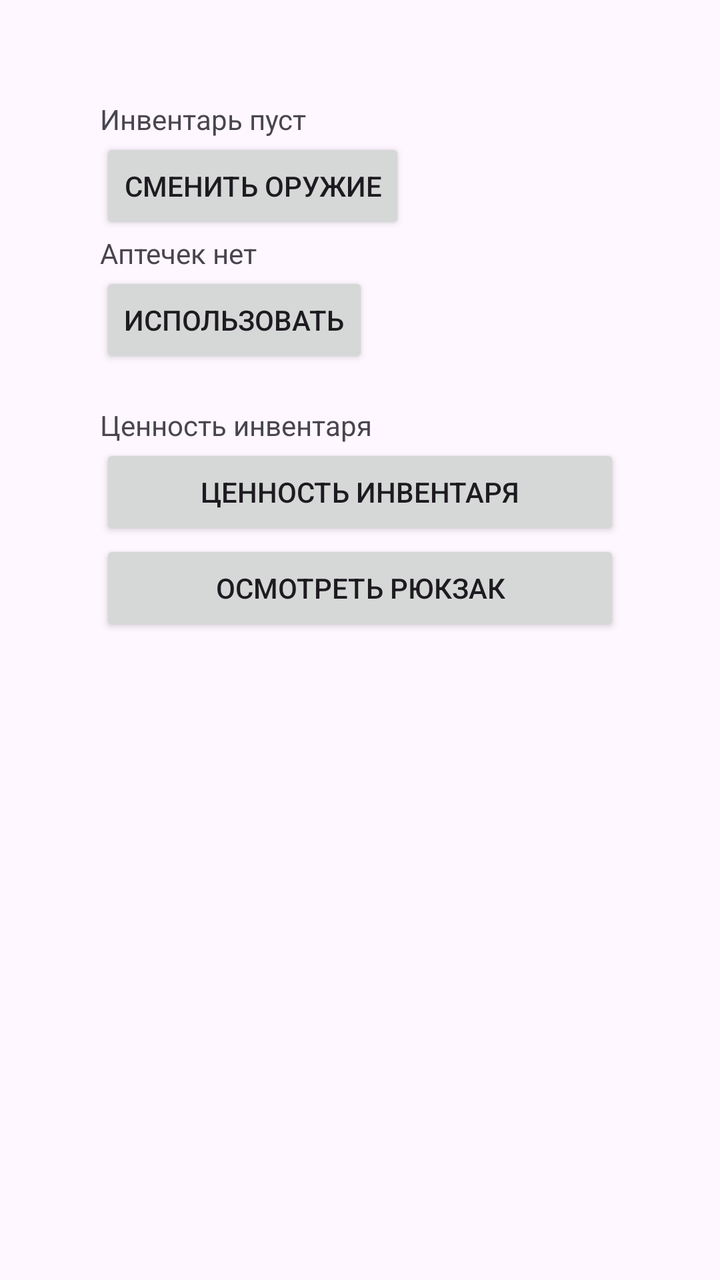
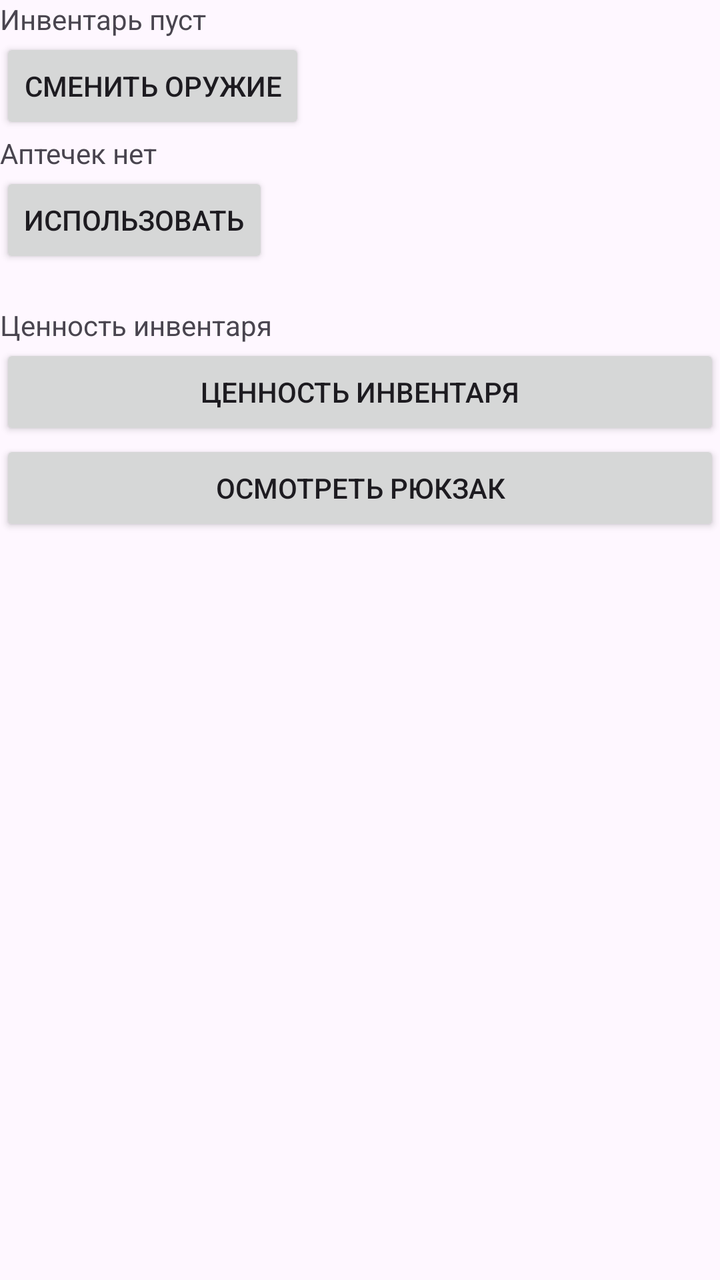

The first picture is an Android layout as it rendered before a commit; the second is the same layout after the commit. The layout source and the unified diff follow.
<!-- AndroidManifest.xml: application theme Theme.ApexLegends -->
<!-- res/layout/activity_main.xml -->
<LinearLayout xmlns:android="http://schemas.android.com/apk/res/android"
    android:id="@+id/main"
    android:layout_width="match_parent"
    android:layout_height="match_parent"
    android:orientation="vertical"
    android:padding="50dp">

    <TextView
        android:id="@+id/itemCard"
        android:layout_width="wrap_content"
        android:layout_height="wrap_content"
        android:text="Инвентарь пуст" />

    <Button
        android:id="@+id/switchWeaponButton"
        android:layout_width="wrap_content"
        android:layout_height="wrap_content"
        android:text="Сменить оружие" />

    <TextView
        android:id="@+id/tv_hp_info"
        android:layout_width="match_parent"
        android:layout_height="wrap_content"
        android:text="Аптечек нет" />

    <Button
        android:id="@+id/btn_use"
        android:layout_width="wrap_content"
        android:layout_height="wrap_content"
        android:text="Использовать" />

    <TextView
        android:id="@+id/tv_health_bar"
        android:layout_width="match_parent"
        android:layout_height="wrap_content" />

    <TextView
        android:id="@+id/tv_summaryCard"
        android:layout_width="match_parent"
        android:layout_height="wrap_content"
        android:text="Ценность инвентаря" />

    <Button
        android:id="@+id/btn_value_button"
        android:layout_width="match_parent"
        android:layout_height="wrap_content"
        android:text="Ценность инвентаря" />

    <Button
        android:id="@+id/btn_next_item"
        android:layout_width="match_parent"
        android:layout_height="wrap_content"
        android:text="Осмотреть рюкзак" />

</LinearLayout>
<!-- resources referenced by this layout -->
<resources>
  <style name="Theme.ApexLegends" parent="Base.Theme.ApexLegends" />
  <style name="Base.Theme.ApexLegends" parent="Theme.Material3.DayNight.NoActionBar">
          
          
      </style>
</resources>

<!-- the commit's change to res/layout/activity_main.xml (unified diff, before → after) -->
@@ -2,8 +2,7 @@
     android:id="@+id/main"
     android:layout_width="match_parent"
     android:layout_height="match_parent"
-    android:orientation="vertical"
-    android:padding="50dp">
+    android:orientation="vertical">
 
     <TextView
         android:id="@+id/itemCard"
